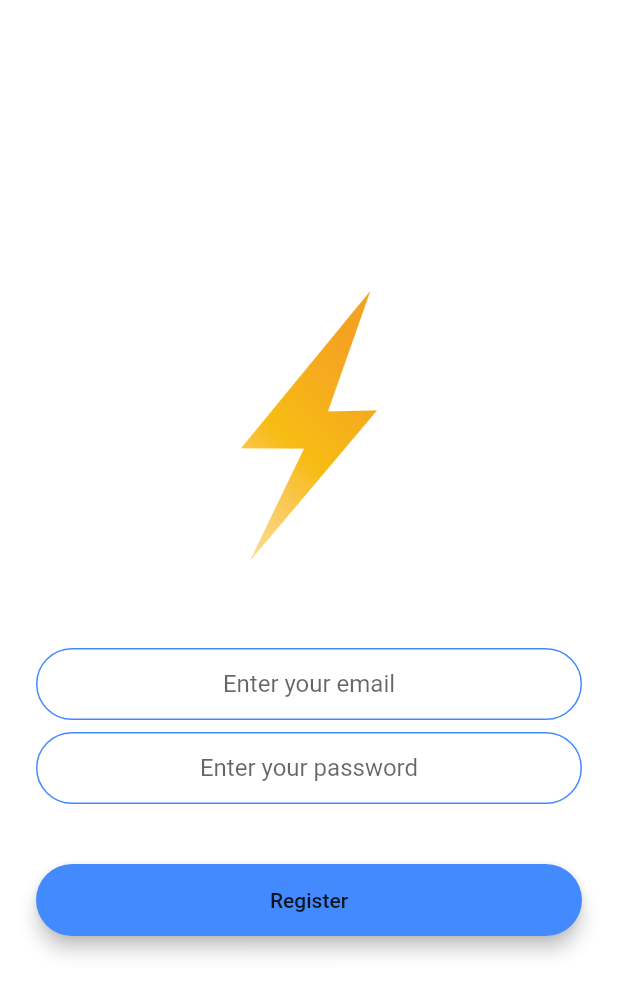
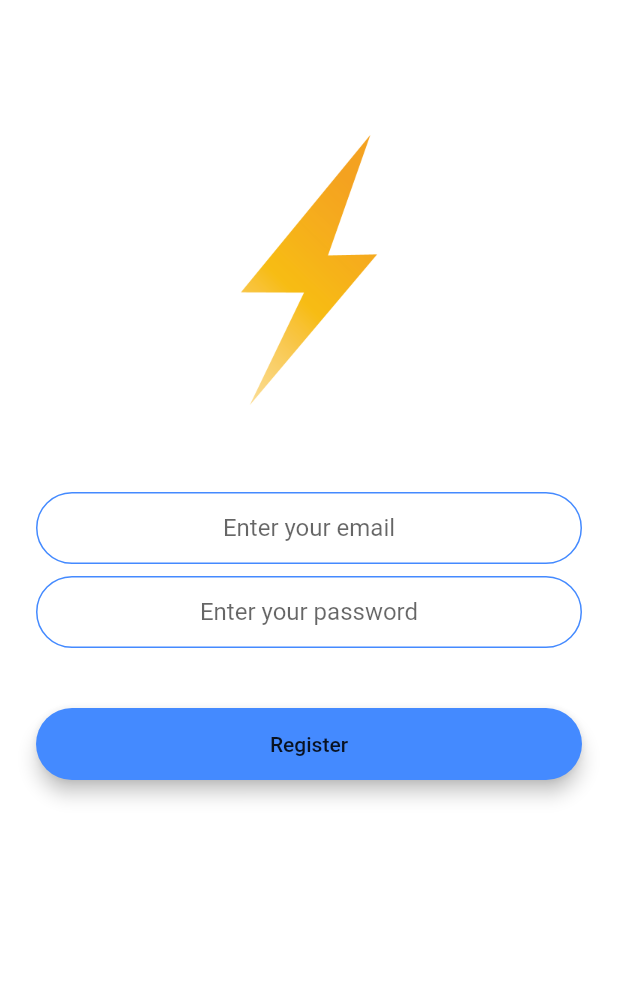
Before and after one commit to WoogearKwon/flutter-study, a Flutter app: the RegistrationScreen screen opened by its route, on a phone screen of 412 x 824 dp. Shown: the top 995 px of the screen. Run offline on Flutter 3.47's test engine with Material 2 defaults, Android fonts, the phone set to English and light mode, and no system bars; our stand-ins replace animated_text_kit, audioplayers, bloc, equatable, firebase_auth, flutter_bloc and 5 more; accounts and stored records are empty.

Commit message:
fix bottomOverflowedBy.. error

```diff
--- a/lib/page/flashchat/login_screen.dart
+++ b/lib/page/flashchat/login_screen.dart
@@ -23,10 +23,12 @@ class _LoginScreenState extends State<LoginScreen> {
         padding: EdgeInsets.symmetric(horizontal: 24.0),
         child: Form(
           key: _formKey,
+          child: SingleChildScrollView(
             child: Column(
               mainAxisAlignment: MainAxisAlignment.center,
               crossAxisAlignment: CrossAxisAlignment.stretch,
               children: <Widget>[
+                SizedBox(height: 80.0,),
                 _buildLogo(), // Hero animation widget which has same tag of Welcome screen logo
                 SizedBox(height: 48.0,),
                 _buildEmailField(),
@@ -35,6 +37,7 @@ class _LoginScreenState extends State<LoginScreen> {
                 SizedBox(height: 24.0,),
                 _buildLoginButton(),
               ],
+            ),
           ),
         ),
       ),
--- a/lib/page/flashchat/registration_screen.dart
+++ b/lib/page/flashchat/registration_screen.dart
@@ -25,12 +25,13 @@ class _RegistrationScreenState extends State<RegistrationScreen> {
         padding: EdgeInsets.symmetric(horizontal: 24.0),
         child: Form(
           key: _formKey,
+          child: SingleChildScrollView(
             child: Column(
               mainAxisAlignment: MainAxisAlignment.center,
               crossAxisAlignment: CrossAxisAlignment.stretch,
               children: <Widget>[
-              // Hero animation widget which has same tag of Welcome screen logo
-              _buildLogo(),
+                SizedBox(height: 80.0,),
+                _buildLogo(), // Hero animation widget which has same tag of Welcome screen logo
                 SizedBox(height: 48.0,),
                 _buildEmailField(),
                 SizedBox(height: 8.0,),
@@ -38,6 +39,7 @@ class _RegistrationScreenState extends State<RegistrationScreen> {
                 SizedBox(height: 24.0,),
                 _buildRegisterButton(),
               ],
+            ),
           ),
         ),
       ),
```
Lines whose indentation alone changed are shown as unchanged.
